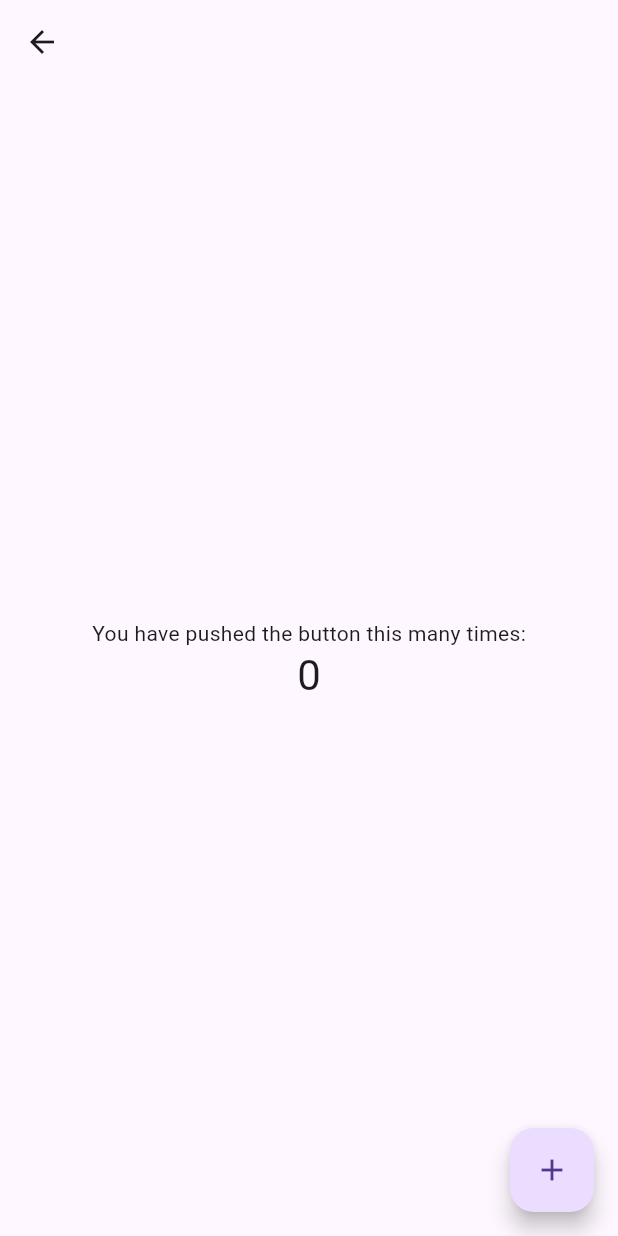
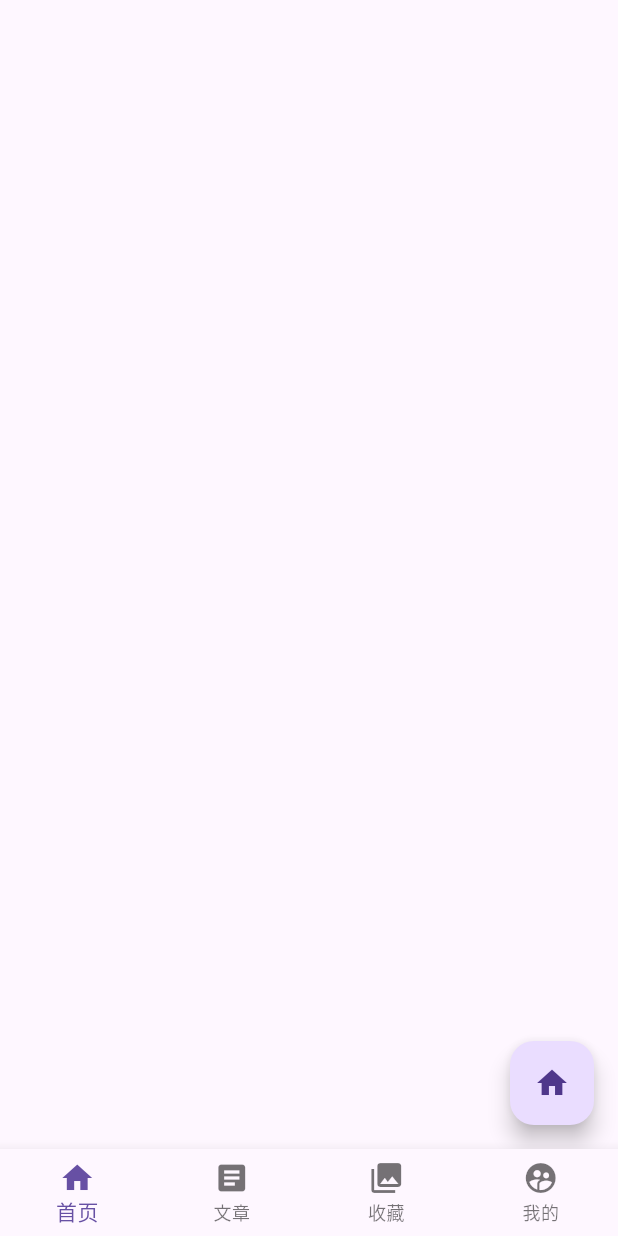
Before and after one commit to uuo00n/pf-smartTrivial-flutter, a Flutter app: the MyHomePage screen opened by its route, on a phone screen of 412 x 824 dp. Run offline on Flutter 3.47's test engine with Material 3 defaults, Android fonts, the phone set to English and light mode, and no system bars.

Commit message:
feat: 新增首页和开发页，以及底部导航栏
- 添加了 DevPage 和 homePage 两个新页面
- 在主页面中集成了底部导航栏
- 实现了页面切换功能

```diff
--- /dev/null
+++ b/lib/homePage.dart
@@ -0,0 +1,23 @@
+import 'package:flutter/material.dart';
+
+class homePage extends StatefulWidget {
+  const homePage({Key? key}) : super(key: key);
+
+  @override
+  State<homePage> createState() => _homePageState();
+}
+
+class _homePageState extends State<homePage> {
+  @override
+  Widget build(BuildContext context) {
+    return Scaffold(
+      floatingActionButton: FloatingActionButton(
+        onPressed: () {
+
+        },
+        tooltip: 'Increment',
+        child: Icon(Icons.home),
+      ),
+    );
+  }
+}
--- a/lib/main.dart
+++ b/lib/main.dart
@@ -1,4 +1,6 @@
 import 'package:flutter/material.dart';
+import 'package:modules_c/devPage.dart';
+import 'package:modules_c/homePage.dart';
 import 'package:modules_c/login.dart';
 
 void main() {
@@ -32,38 +34,30 @@ class MyHomePage extends StatefulWidget {
 }
 
 class _MyHomePageState extends State<MyHomePage> {
-  int _counter = 0;
+  var _pageList = [homePage(),DevPage(),DevPage(),DevPage()];
+  int _pageIndex = 0;
 
-  void _incrementCounter() {
+  void _selectPageIndex(index) {
     setState(() {
-      _counter++;
+      _pageIndex = index;
     });
   }
 
   @override
   Widget build(BuildContext context) {
     return Scaffold(
-      appBar: AppBar(
-        title: Text(""),
-      ),
-      body: Center(
-        child: Column(
-          mainAxisAlignment: MainAxisAlignment.center,
-          children: <Widget>[
-            Text(
-              'You have pushed the button this many times:',
-            ),
-            Text(
-              '$_counter',
-              style: Theme.of(context).textTheme.headline4,
-            ),
-          ],
-        ),
-      ),
-      floatingActionButton: FloatingActionButton(
-        onPressed: _incrementCounter,
-        tooltip: 'Increment',
-        child: Icon(Icons.add),
+      body: _pageList[_pageIndex],
+      bottomNavigationBar: BottomNavigationBar(
+        items: [
+          BottomNavigationBarItem(icon: Icon(Icons.home), label: "首页"),
+          BottomNavigationBarItem(icon: Icon(Icons.article), label: "文章"),
+          BottomNavigationBarItem(icon: Icon(Icons.collections), label: "收藏"),
+          BottomNavigationBarItem(
+              icon: Icon(Icons.supervised_user_circle), label: "我的"),
+        ],
+        onTap: _selectPageIndex,
+        type: BottomNavigationBarType.fixed,
+        currentIndex: _pageIndex,
       ),
     );
   }
```
Also changed, not shown: lib/devPage.dart (added, +29 -0 lines).
